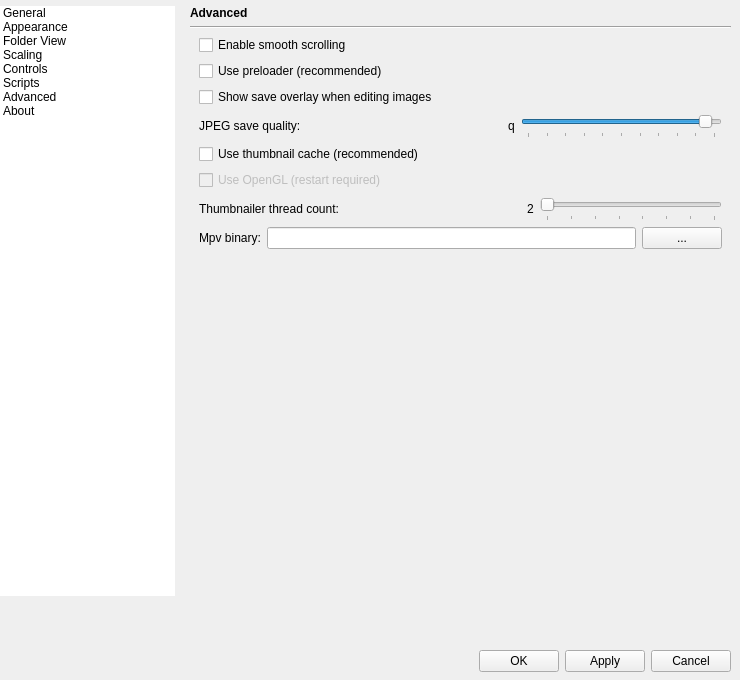
Above: qimgv/gui/dialogs/settingsdialog.ui from do-i/thumbgrid before the change. Below: the same form after it.
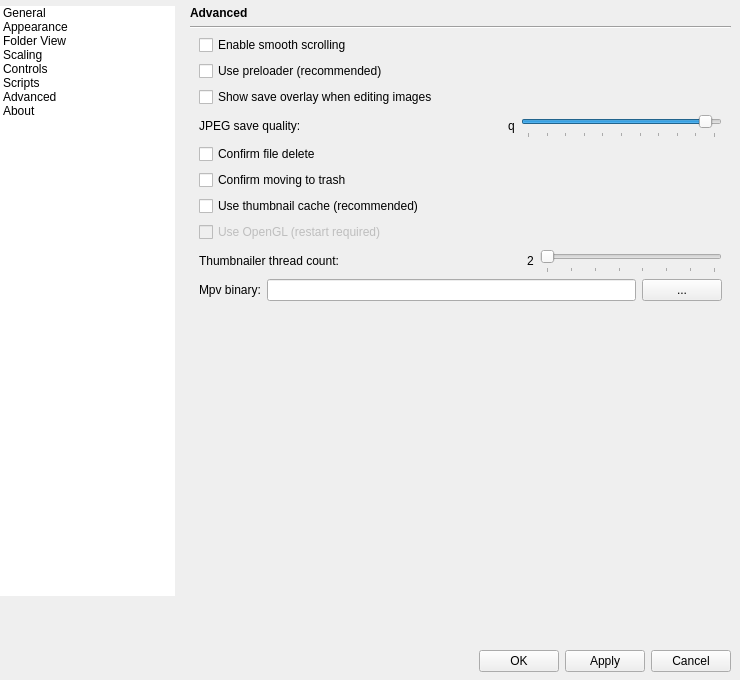
That is the form after the change. The open tabs and pages were chosen to show the change. Custom widgets are drawn as their Qt base class.

Commit message: File delete confirmations #122

What changed in the file:
```diff
--- a/qimgv/gui/dialogs/settingsdialog.ui
+++ b/qimgv/gui/dialogs/settingsdialog.ui
@@ -256,7 +256,7 @@
           <enum>QFrame::NoFrame</enum>
          </property>
          <property name="currentIndex">
-          <number>4</number>
+          <number>0</number>
          </property>
          <widget class="QWidget" name="General">
           <layout class="QVBoxLayout" name="verticalLayout_4">
@@ -3231,8 +3231,8 @@
                <rect>
                 <x>0</x>
                 <y>0</y>
-                <width>401</width>
-                <height>277</height>
+                <width>553</width>
+                <height>624</height>
                </rect>
               </property>
               <layout class="QVBoxLayout" name="verticalLayout_31">
@@ -3282,96 +3282,7 @@
                  <property name="bottomMargin">
                   <number>0</number>
                  </property>
-                 <item row="0" column="0">
-                  <widget class="QCheckBox" name="enableSmoothScrollCheckBox">
-                   <property name="sizePolicy">
-                    <sizepolicy hsizetype="MinimumExpanding" vsizetype="Minimum">
-                     <horstretch>0</horstretch>
-                     <verstretch>0</verstretch>
-                    </sizepolicy>
-                   </property>
-                   <property name="toolTip">
-                    <string>Turn this off if you are using a touchpad with libinput driver.</string>
-                   </property>
-                   <property name="text">
-                    <string>Enable smooth scrolling</string>
-                   </property>
-                  </widget>
-                 </item>
                  <item row="7" column="0">
-                  <layout class="QHBoxLayout" name="horizontalLayout_7">
-                   <item>
-                    <widget class="QLabel" name="mpvLabel">
-                     <property name="enabled">
-                      <bool>true</bool>
-                     </property>
-                     <property name="sizePolicy">
-                      <sizepolicy hsizetype="Minimum" vsizetype="Minimum">
-                       <horstretch>0</horstretch>
-                       <verstretch>0</verstretch>
-                      </sizepolicy>
-                     </property>
-                     <property name="minimumSize">
-                      <size>
-                       <width>0</width>
-                       <height>0</height>
-                      </size>
-                     </property>
-                     <property name="text">
-                      <string>Mpv binary:</string>
-                     </property>
-                    </widget>
-                   </item>
-                   <item>
-                    <widget class="QLineEdit" name="mpvLineEdit">
-                     <property name="enabled">
-                      <bool>true</bool>
-                     </property>
-                     <property name="sizePolicy">
-                      <sizepolicy hsizetype="MinimumExpanding" vsizetype="Minimum">
-                       <horstretch>0</horstretch>
-                       <verstretch>0</verstretch>
-                      </sizepolicy>
-                     </property>
-                     <property name="minimumSize">
-                      <size>
-                       <width>0</width>
-                       <height>0</height>
-                      </size>
-                     </property>
-                    </widget>
-                   </item>
-                   <item>
-                    <widget class="QPushButton" name="pushButton_5">
-                     <property name="enabled">
-                      <bool>true</bool>
-                     </property>
-                     <property name="sizePolicy">
-                      <sizepolicy hsizetype="Minimum" vsizetype="Minimum">
-                       <horstretch>0</horstretch>
-                       <verstretch>0</verstretch>
-                      </sizepolicy>
-                     </property>
-                     <property name="minimumSize">
-                      <size>
-                       <width>30</width>
-                       <height>20</height>
-                      </size>
-                     </property>
-                     <property name="maximumSize">
-                      <size>
-                       <width>16777215</width>
-                       <height>16777215</height>
-                      </size>
-                     </property>
-                     <property name="text">
-                      <string>...</string>
-                     </property>
-                    </widget>
-                   </item>
-                  </layout>
-                 </item>
-                 <item row="5" column="0">
                   <widget class="QCheckBox" name="useOpenGLCheckBox">
                    <property name="enabled">
                     <bool>false</bool>
@@ -3381,6 +3292,81 @@
                    </property>
                   </widget>
                  </item>
+                 <item row="2" column="0">
+                  <widget class="QCheckBox" name="saveOverlayCheckBox">
+                   <property name="text">
+                    <string>Show save overlay when editing images</string>
+                   </property>
+                  </widget>
+                 </item>
+                 <item row="3" column="0">
+                  <layout class="QHBoxLayout" name="horizontalLayout_10">
+                   <property name="leftMargin">
+                    <number>0</number>
+                   </property>
+                   <property name="topMargin">
+                    <number>0</number>
+                   </property>
+                   <item>
+                    <widget class="QLabel" name="label_3">
+                     <property name="text">
+                      <string>JPEG save quality:</string>
+                     </property>
+                    </widget>
+                   </item>
+                   <item>
+                    <spacer name="horizontalSpacer_7">
+                     <property name="orientation">
+                      <enum>Qt::Horizontal</enum>
+                     </property>
+                     <property name="sizeHint" stdset="0">
+                      <size>
+                       <width>40</width>
+                       <height>20</height>
+                      </size>
+                     </property>
+                    </spacer>
+                   </item>
+                   <item>
+                    <widget class="QLabel" name="JPEGQualityLabel">
+                     <property name="text">
+                      <string>q</string>
+                     </property>
+                    </widget>
+                   </item>
+                   <item>
+                    <widget class="QSlider" name="JPEGQualitySlider">
+                     <property name="minimumSize">
+                      <size>
+                       <width>180</width>
+                       <height>25</height>
+                      </size>
+                     </property>
+                     <property name="minimum">
+                      <number>0</number>
+                     </property>
+                     <property name="maximum">
+                      <number>100</number>
+                     </property>
+                     <property name="pageStep">
+                      <number>5</number>
+                     </property>
+                     <property name="value">
+                      <number>95</number>
+                     </property>
+                     <property name="orientation">
+                      <enum>Qt::Horizontal</enum>
+                     </property>
+                     <property name="tickPosition">
+                      <enum>QSlider::TicksBelow</enum>
+                     </property>
+                     <property name="tickInterval">
+                      <number>10</number>
+                     </property>
+                    </widget>
+                   </item>
+                  </layout>
+                 </item>
                  <item row="1" column="0">
                   <widget class="QCheckBox" name="usePreloaderCheckBox">
                    <property name="sizePolicy">
@@ -3397,8 +3383,8 @@
                    </property>
                   </widget>
                  </item>
-                 <item row="4" column="0">
-                  <widget class="QCheckBox" name="useThumbnailCacheCheckBox">
+                 <item row="0" column="0">
+                  <widget class="QCheckBox" name="enableSmoothScrollCheckBox">
                    <property name="sizePolicy">
                     <sizepolicy hsizetype="MinimumExpanding" vsizetype="Minimum">
                      <horstretch>0</horstretch>
@@ -3406,14 +3392,14 @@
                     </sizepolicy>
                    </property>
                    <property name="toolTip">
-                    <string/>
+                    <string>Turn this off if you are using a touchpad with libinput driver.</string>
                    </property>
                    <property name="text">
-                    <string>Use thumbnail cache (recommended)</string>
+                    <string>Enable smooth scrolling</string>
                    </property>
                   </widget>
                  </item>
-                 <item row="6" column="0">
+                 <item row="8" column="0">
                   <layout class="QHBoxLayout" name="horizontalLayout">
                    <property name="leftMargin">
                     <number>0</number>
@@ -3481,78 +3467,106 @@
                    </item>
                   </layout>
                  </item>
-                 <item row="3" column="0">
-                  <layout class="QHBoxLayout" name="horizontalLayout_10">
-                   <property name="leftMargin">
-                    <number>0</number>
+                 <item row="6" column="0">
+                  <widget class="QCheckBox" name="useThumbnailCacheCheckBox">
+                   <property name="sizePolicy">
+                    <sizepolicy hsizetype="MinimumExpanding" vsizetype="Minimum">
+                     <horstretch>0</horstretch>
+                     <verstretch>0</verstretch>
+                    </sizepolicy>
                    </property>
-                   <property name="topMargin">
-                    <number>0</number>
+                   <property name="toolTip">
+                    <string/>
                    </property>
+                   <property name="text">
+                    <string>Use thumbnail cache (recommended)</string>
+                   </property>
+                  </widget>
+                 </item>
+                 <item row="4" column="0">
+                  <widget class="QCheckBox" name="confirmDeleteCheckBox">
+                   <property name="text">
+                    <string>Confirm file delete</string>
+                   </property>
+                  </widget>
+                 </item>
+                 <item row="9" column="0">
+                  <layout class="QHBoxLayout" name="horizontalLayout_7">
                    <item>
-                    <widget class="QLabel" name="label_3">
+                    <widget class="QLabel" name="mpvLabel">
+                     <property name="enabled">
+                      <bool>true</bool>
+                     </property>
+                     <property name="sizePolicy">
+                      <sizepolicy hsizetype="Minimum" vsizetype="Minimum">
+                       <horstretch>0</horstretch>
+                       <verstretch>0</verstretch>
+                      </sizepolicy>
+                     </property>
+                     <property name="minimumSize">
+                      <size>
+                       <width>0</width>
+                       <height>0</height>
+                      </size>
+                     </property>
                      <property name="text">
-                      <string>JPEG save quality:</string>
+                      <string>Mpv binary:</string>
                      </property>
                     </widget>
                    </item>
                    <item>
-                    <spacer name="horizontalSpacer_7">
-                     <property name="orientation">
-                      <enum>Qt::Horizontal</enum>
+                    <widget class="QLineEdit" name="mpvLineEdit">
+                     <property name="enabled">
+                      <bool>true</bool>
                      </property>
-                     <property name="sizeHint" stdset="0">
+                     <property name="sizePolicy">
+                      <sizepolicy hsizetype="MinimumExpanding" vsizetype="Minimum">
+                       <horstretch>0</horstretch>
+                       <verstretch>0</verstretch>
+                      </sizepolicy>
+                     </property>
+                     <property name="minimumSize">
                       <size>
-                       <width>40</width>
+                       <width>0</width>
+                       <height>0</height>
+                      </size>
+                     </property>
+                    </widget>
+                   </item>
+                   <item>
+                    <widget class="QPushButton" name="pushButton_5">
+                     <property name="enabled">
+                      <bool>true</bool>
+                     </property>
+                     <property name="sizePolicy">
+                      <sizepolicy hsizetype="Minimum" vsizetype="Minimum">
+                       <horstretch>0</horstretch>
+                       <verstretch>0</verstretch>
+                      </sizepolicy>
+                     </property>
+                     <property name="minimumSize">
+                      <size>
+                       <width>30</width>
                        <height>20</height>
                       </size>
                      </property>
-                    </spacer>
-                   </item>
-                   <item>
-                    <widget class="QLabel" name="JPEGQualityLabel">
-                     <property name="text">
-                      <string>q</string>
-                     </property>
-                    </widget>
-                   </item>
-                   <item>
-                    <widget class="QSlider" name="JPEGQualitySlider">
-                     <property name="minimumSize">
+                     <property name="maximumSize">
                       <size>
-                       <width>180</width>
-                       <height>25</height>
+                       <width>16777215</width>
+                       <height>16777215</height>
                       </size>
                      </property>
-                     <property name="minimum">
-                      <number>0</number>
-                     </property>
-                     <property name="maximum">
-                      <number>100</number>
-                     </property>
-                     <property name="pageStep">
-                      <number>5</number>
-                     </property>
-                     <property name="value">
-                      <number>95</number>
-                     </property>
-                     <property name="orientation">
-                      <enum>Qt::Horizontal</enum>
-                     </property>
-                     <property name="tickPosition">
-                      <enum>QSlider::TicksBelow</enum>
-                     </property>
-                     <property name="tickInterval">
-                      <number>10</number>
+                     <property name="text">
+                      <string>...</string>
                      </property>
                     </widget>
                    </item>
                   </layout>
                  </item>
-                 <item row="2" column="0">
-                  <widget class="QCheckBox" name="saveOverlayCheckBox">
+                 <item row="5" column="0">
+                  <widget class="QCheckBox" name="confirmTrashCheckBox">
                    <property name="text">
-                    <string>Show save overlay when editing images</string>
+                    <string>Confirm moving to trash</string>
                    </property>
                   </widget>
                  </item>
@@ -3620,8 +3634,8 @@
                <rect>
                 <x>0</x>
                 <y>0</y>
-                <width>274</width>
-                <height>223</height>
+                <width>553</width>
+                <height>624</height>
                </rect>
               </property>
               <layout class="QVBoxLayout" name="verticalLayout_32">
```
The commit also changes 7 other files.
